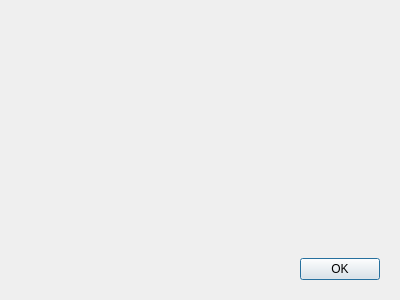
The window that ui/helpdialog.ui (ziracms/editor) describes before a commit, drawn with Qt 5.
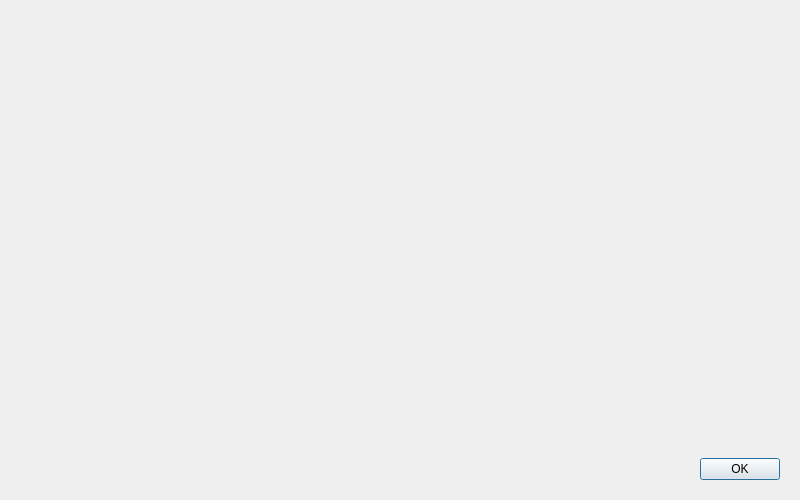
The same window after the commit.

Patch:
```diff
--- a/ui/helpdialog.ui
+++ b/ui/helpdialog.ui
@@ -6,10 +6,16 @@
    <rect>
     <x>0</x>
     <y>0</y>
-    <width>400</width>
-    <height>300</height>
+    <width>800</width>
+    <height>500</height>
    </rect>
   </property>
+  <property name="minimumSize">
+   <size>
+    <width>800</width>
+    <height>500</height>
+   </size>
+  </property>
   <property name="windowTitle">
    <string>Help</string>
   </property>
@@ -30,6 +36,36 @@
     <number>20</number>
    </property>
    <item>
+    <widget class="QScrollArea" name="helpScrollArea">
+     <property name="frameShape">
+      <enum>QFrame::NoFrame</enum>
+     </property>
+     <property name="widgetResizable">
+      <bool>true</bool>
+     </property>
+     <widget class="QWidget" name="helpScrollAreaWidgetContents">
+      <property name="geometry">
+       <rect>
+        <x>0</x>
+        <y>0</y>
+        <width>760</width>
+        <height>412</height>
+       </rect>
+      </property>
+      <layout class="QVBoxLayout" name="verticalLayout_2">
+       <property name="leftMargin">
+        <number>0</number>
+       </property>
+       <property name="topMargin">
+        <number>0</number>
+       </property>
+       <property name="rightMargin">
+        <number>0</number>
+       </property>
+       <property name="bottomMargin">
+        <number>0</number>
+       </property>
+       <item>
     <widget class="QLabel" name="helpLabel">
      <property name="text">
       <string/>
@@ -47,8 +83,12 @@
       <bool>false</bool>
      </property>
      <property name="margin">
-      <number>20</number>
-     </property>
+          <number>0</number>
+         </property>
+        </widget>
+       </item>
+      </layout>
+     </widget>
     </widget>
    </item>
    <item>
```
Lines whose indentation alone changed are shown as unchanged.
